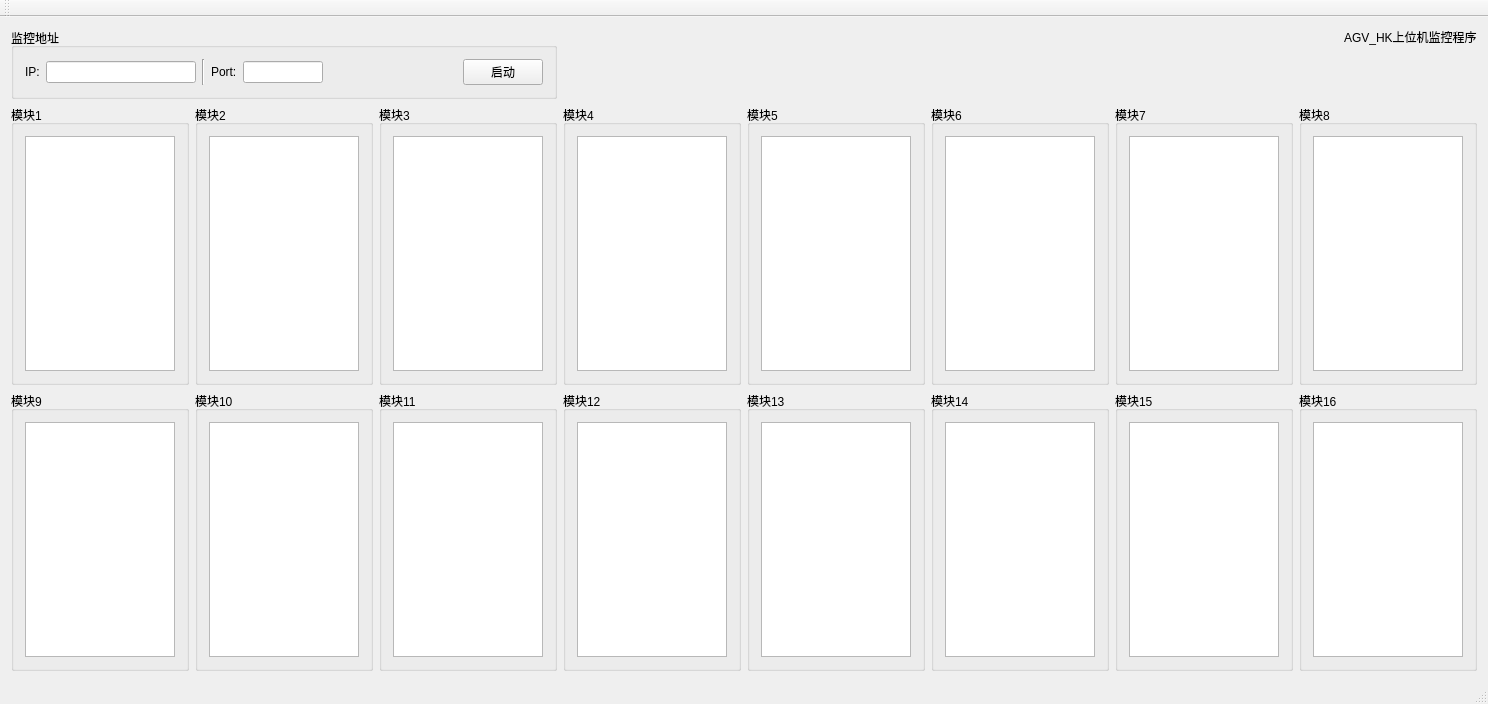
Qt form monitor/mainwindow.ui (wwkkww1983/chgr_station_monitor) before a commit.
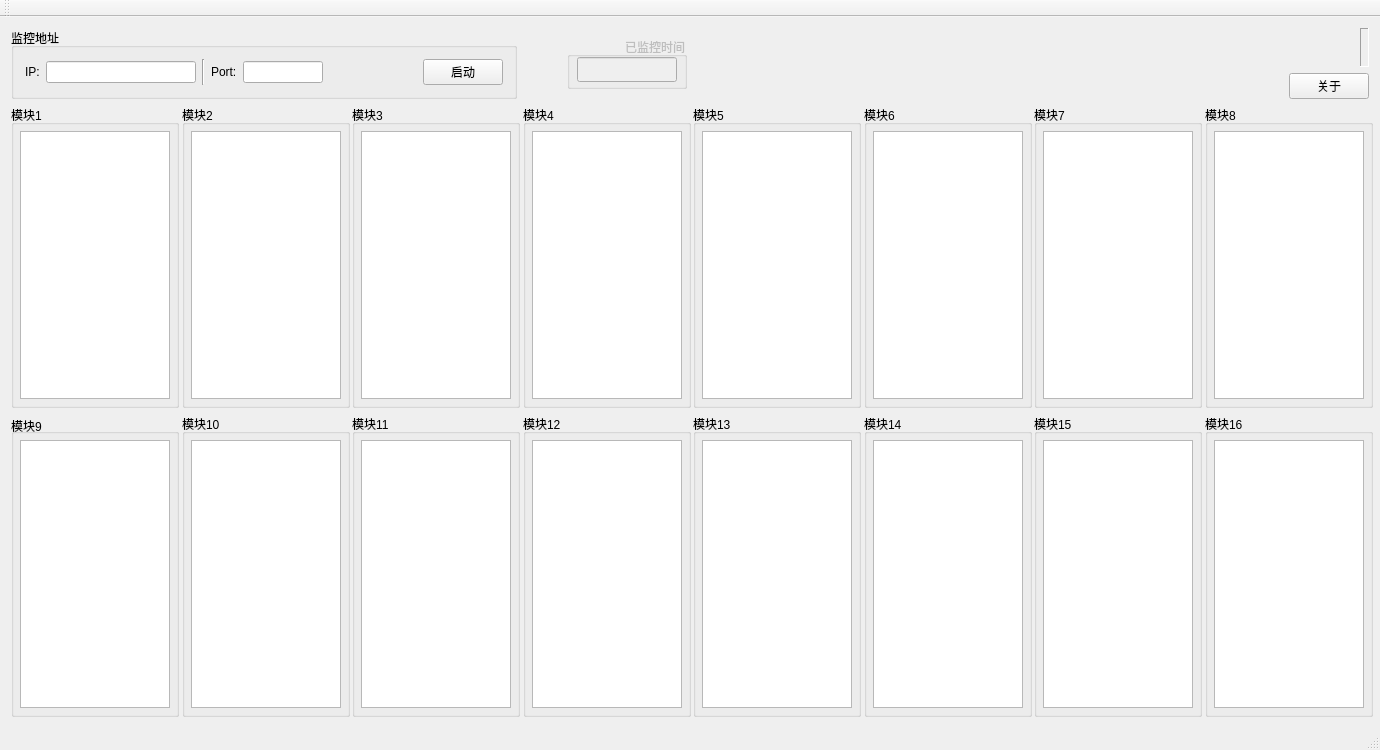
The same form after that commit.

Commit message: 1.优化电池信息显示，更改充电状态为是否充满 2.优化界面布局 3.添加监控时间功能 4.添加显示系统时间功能 5.修复连接失败时，停止后仍然在查询的bug 6.添加关于信息

Patch:
```diff
--- a/monitor/mainwindow.ui
+++ b/monitor/mainwindow.ui
@@ -9,117 +9,37 @@
    <rect>
     <x>0</x>
     <y>0</y>
-    <width>1300</width>
-    <height>650</height>
+    <width>1380</width>
+    <height>750</height>
    </rect>
   </property>
   <property name="sizePolicy">
-   <sizepolicy hsizetype="Fixed" vsizetype="Fixed">
+   <sizepolicy hsizetype="Preferred" vsizetype="Preferred">
     <horstretch>0</horstretch>
     <verstretch>0</verstretch>
    </sizepolicy>
   </property>
+  <property name="minimumSize">
+   <size>
+    <width>1380</width>
+    <height>750</height>
+   </size>
+  </property>
+  <property name="sizeIncrement">
+   <size>
+    <width>0</width>
+    <height>0</height>
+   </size>
+  </property>
   <property name="windowTitle">
    <string>MainWindow</string>
   </property>
+  <property name="layoutDirection">
+   <enum>Qt::LeftToRight</enum>
+  </property>
   <widget class="QWidget" name="centralWidget">
    <layout class="QGridLayout" name="gridLayout">
-    <item row="1" column="6">
-     <widget class="QGroupBox" name="groupBox_9">
-      <property name="title">
-       <string>模块7</string>
-      </property>
-      <layout class="QVBoxLayout" name="verticalLayout_11">
-       <item>
-        <widget class="QTextBrowser" name="textBrowser_Unit7">
-         <property name="minimumSize">
-          <size>
-           <width>150</width>
-           <height>235</height>
-          </size>
-         </property>
-        </widget>
-       </item>
-      </layout>
-     </widget>
-    </item>
-    <item row="1" column="7">
-     <widget class="QGroupBox" name="groupBox_10">
-      <property name="title">
-       <string>模块8</string>
-      </property>
-      <layout class="QVBoxLayout" name="verticalLayout_12">
-       <item>
-        <widget class="QTextBrowser" name="textBrowser_Unit8">
-         <property name="minimumSize">
-          <size>
-           <width>150</width>
-           <height>235</height>
-          </size>
-         </property>
-        </widget>
-       </item>
-      </layout>
-     </widget>
-    </item>
-    <item row="2" column="0">
-     <widget class="QGroupBox" name="groupBox_11">
-      <property name="title">
-       <string>模块9</string>
-      </property>
-      <layout class="QVBoxLayout" name="verticalLayout_13">
-       <item>
-        <widget class="QTextBrowser" name="textBrowser_Unit9">
-         <property name="minimumSize">
-          <size>
-           <width>150</width>
-           <height>235</height>
-          </size>
-         </property>
-        </widget>
-       </item>
-      </layout>
-     </widget>
-    </item>
-    <item row="1" column="1">
-     <widget class="QGroupBox" name="groupBox_3">
-      <property name="title">
-       <string>模块2</string>
-      </property>
-      <layout class="QVBoxLayout" name="verticalLayout_5">
-       <item>
-        <widget class="QTextBrowser" name="textBrowser_Unit2">
-         <property name="minimumSize">
-          <size>
-           <width>150</width>
-           <height>235</height>
-          </size>
-         </property>
-        </widget>
-       </item>
-      </layout>
-     </widget>
-    </item>
-    <item row="1" column="2">
-     <widget class="QGroupBox" name="groupBox_5">
-      <property name="title">
-       <string>模块3</string>
-      </property>
-      <layout class="QVBoxLayout" name="verticalLayout_7">
-       <item>
-        <widget class="QTextBrowser" name="textBrowser_Unit3">
-         <property name="minimumSize">
-          <size>
-           <width>150</width>
-           <height>235</height>
-          </size>
-         </property>
-        </widget>
-       </item>
-      </layout>
-     </widget>
-    </item>
-    <item row="0" column="0" colspan="3">
+    <item row="0" column="0" rowspan="2" colspan="3">
      <widget class="QGroupBox" name="groupBox_4">
       <property name="title">
        <string>监控地址</string>
@@ -250,50 +170,86 @@
       </layout>
      </widget>
     </item>
-    <item row="1" column="4">
-     <widget class="QGroupBox" name="groupBox_7">
-      <property name="title">
-       <string>模块5</string>
+    <item row="0" column="6" colspan="2" alignment="Qt::AlignRight">
+     <widget class="QLabel" name="label_disp_sys_time">
+      <property name="minimumSize">
+       <size>
+        <width>0</width>
+        <height>0</height>
+       </size>
       </property>
-      <layout class="QVBoxLayout" name="verticalLayout_9">
-       <item>
-        <widget class="QTextBrowser" name="textBrowser_Unit5">
-         <property name="minimumSize">
-          <size>
-           <width>150</width>
-           <height>235</height>
-          </size>
-         </property>
-        </widget>
-       </item>
-      </layout>
+      <property name="maximumSize">
+       <size>
+        <width>180</width>
+        <height>57</height>
+       </size>
+      </property>
+      <property name="frameShape">
+       <enum>QFrame::Panel</enum>
+      </property>
+      <property name="frameShadow">
+       <enum>QFrame::Sunken</enum>
+      </property>
+      <property name="text">
+       <string/>
+      </property>
+      <property name="textFormat">
+       <enum>Qt::AutoText</enum>
+      </property>
+      <property name="textInteractionFlags">
+       <set>Qt::LinksAccessibleByMouse</set>
+      </property>
      </widget>
     </item>
-    <item row="1" column="5">
-     <widget class="QGroupBox" name="groupBox_8">
-      <property name="title">
-       <string>模块6</string>
+    <item row="1" column="7" alignment="Qt::AlignRight">
+     <widget class="QPushButton" name="pushButton">
+      <property name="maximumSize">
+       <size>
+        <width>150</width>
+        <height>16777215</height>
+       </size>
       </property>
-      <layout class="QVBoxLayout" name="verticalLayout_10">
-       <item>
-        <widget class="QTextBrowser" name="textBrowser_Unit6">
-         <property name="minimumSize">
-          <size>
-           <width>150</width>
-           <height>235</height>
-          </size>
-         </property>
-        </widget>
-       </item>
-      </layout>
+      <property name="text">
+       <string>关于</string>
+      </property>
      </widget>
     </item>
-    <item row="1" column="0">
+    <item row="2" column="0">
      <widget class="QGroupBox" name="groupBox_2">
+      <property name="enabled">
+       <bool>true</bool>
+      </property>
+      <property name="minimumSize">
+       <size>
+        <width>170</width>
+        <height>320</height>
+       </size>
+      </property>
+      <property name="maximumSize">
+       <size>
+        <width>170</width>
+        <height>320</height>
+       </size>
+      </property>
       <property name="title">
        <string>模块1</string>
       </property>
       <layout class="QVBoxLayout" name="verticalLayout_4">
+       <property name="sizeConstraint">
+        <enum>QLayout::SetMinimumSize</enum>
+       </property>
+       <property name="leftMargin">
+        <number>6</number>
+       </property>
+       <property name="topMargin">
+        <number>6</number>
+       </property>
+       <property name="rightMargin">
+        <number>6</number>
+       </property>
+       <property name="bottomMargin">
+        <number>6</number>
+       </property>
        <item>
         <widget class="QTextBrowser" name="textBrowser_Unit1">
          <property name="minimumSize">
@@ -307,12 +263,140 @@
       </layout>
      </widget>
     </item>
-    <item row="1" column="3">
+    <item row="2" column="1">
+     <widget class="QGroupBox" name="groupBox_3">
+      <property name="enabled">
+       <bool>true</bool>
+      </property>
+      <property name="minimumSize">
+       <size>
+        <width>170</width>
+        <height>320</height>
+       </size>
+      </property>
+      <property name="maximumSize">
+       <size>
+        <width>170</width>
+        <height>320</height>
+       </size>
+      </property>
+      <property name="title">
+       <string>模块2</string>
+      </property>
+      <layout class="QVBoxLayout" name="verticalLayout_5">
+       <property name="sizeConstraint">
+        <enum>QLayout::SetMinimumSize</enum>
+       </property>
+       <property name="leftMargin">
+        <number>6</number>
+       </property>
+       <property name="topMargin">
+        <number>6</number>
+       </property>
+       <property name="rightMargin">
+        <number>6</number>
+       </property>
+       <property name="bottomMargin">
+        <number>6</number>
+       </property>
+       <item>
+        <widget class="QTextBrowser" name="textBrowser_Unit2">
+         <property name="minimumSize">
+          <size>
+           <width>150</width>
+           <height>235</height>
+          </size>
+         </property>
+        </widget>
+       </item>
+      </layout>
+     </widget>
+    </item>
+    <item row="2" column="2">
+     <widget class="QGroupBox" name="groupBox_5">
+      <property name="enabled">
+       <bool>true</bool>
+      </property>
+      <property name="minimumSize">
+       <size>
+        <width>170</width>
+        <height>320</height>
+       </size>
+      </property>
+      <property name="maximumSize">
+       <size>
+        <width>170</width>
+        <height>320</height>
+       </size>
+      </property>
+      <property name="title">
+       <string>模块3</string>
+      </property>
+      <layout class="QVBoxLayout" name="verticalLayout_7">
+       <property name="sizeConstraint">
+        <enum>QLayout::SetMinimumSize</enum>
+       </property>
+       <property name="leftMargin">
+        <number>6</number>
+       </property>
+       <property name="topMargin">
+        <number>6</number>
+       </property>
+       <property name="rightMargin">
+        <number>6</number>
+       </property>
+       <property name="bottomMargin">
+        <number>6</number>
+       </property>
+       <item>
+        <widget class="QTextBrowser" name="textBrowser_Unit3">
+         <property name="minimumSize">
+          <size>
+           <width>150</width>
+           <height>235</height>
+          </size>
+         </property>
+        </widget>
+       </item>
+      </layout>
+     </widget>
+    </item>
+    <item row="2" column="3">
      <widget class="QGroupBox" name="groupBox_6">
+      <property name="enabled">
+       <bool>true</bool>
+      </property>
+      <property name="minimumSize">
+       <size>
+        <width>170</width>
+        <height>320</height>
+       </size>
+      </property>
+      <property name="maximumSize">
+       <size>
+        <width>170</width>
+        <height>320</height>
+       </size>
+      </property>
       <property name="title">
        <string>模块4</string>
       </property>
       <layout class="QVBoxLayout" name="verticalLayout_8">
+       <property name="sizeConstraint">
+        <enum>QLayout::SetMinimumSize</enum>
+       </property>
+       <property name="leftMargin">
+        <number>6</number>
+       </property>
+       <property name="topMargin">
+        <number>6</number>
+       </property>
+       <property name="rightMargin">
+        <number>6</number>
+       </property>
+       <property name="bottomMargin">
+        <number>6</number>
+       </property>
        <item>
         <widget class="QTextBrowser" name="textBrowser_Unit4">
          <property name="minimumSize">
@@ -326,12 +410,296 @@
       </layout>
      </widget>
     </item>
-    <item row="2" column="1">
+    <item row="2" column="4">
+     <widget class="QGroupBox" name="groupBox_7">
+      <property name="enabled">
+       <bool>true</bool>
+      </property>
+      <property name="minimumSize">
+       <size>
+        <width>170</width>
+        <height>320</height>
+       </size>
+      </property>
+      <property name="maximumSize">
+       <size>
+        <width>170</width>
+        <height>320</height>
+       </size>
+      </property>
+      <property name="title">
+       <string>模块5</string>
+      </property>
+      <layout class="QVBoxLayout" name="verticalLayout_9">
+       <property name="sizeConstraint">
+        <enum>QLayout::SetMinimumSize</enum>
+       </property>
+       <property name="leftMargin">
+        <number>6</number>
+       </property>
+       <property name="topMargin">
+        <number>6</number>
+       </property>
+       <property name="rightMargin">
+        <number>6</number>
+       </property>
+       <property name="bottomMargin">
+        <number>6</number>
+       </property>
+       <item>
+        <widget class="QTextBrowser" name="textBrowser_Unit5">
+         <property name="minimumSize">
+          <size>
+           <width>150</width>
+           <height>235</height>
+          </size>
+         </property>
+        </widget>
+       </item>
+      </layout>
+     </widget>
+    </item>
+    <item row="2" column="5">
+     <widget class="QGroupBox" name="groupBox_8">
+      <property name="enabled">
+       <bool>true</bool>
+      </property>
+      <property name="minimumSize">
+       <size>
+        <width>170</width>
+        <height>320</height>
+       </size>
+      </property>
+      <property name="maximumSize">
+       <size>
+        <width>170</width>
+        <height>320</height>
+       </size>
+      </property>
+      <property name="title">
+       <string>模块6</string>
+      </property>
+      <layout class="QVBoxLayout" name="verticalLayout_10">
+       <property name="sizeConstraint">
+        <enum>QLayout::SetMinimumSize</enum>
+       </property>
+       <property name="leftMargin">
+        <number>6</number>
+       </property>
+       <property name="topMargin">
+        <number>6</number>
+       </property>
+       <property name="rightMargin">
+        <number>6</number>
+       </property>
+       <property name="bottomMargin">
+        <number>6</number>
+       </property>
+       <item>
+        <widget class="QTextBrowser" name="textBrowser_Unit6">
+         <property name="minimumSize">
+          <size>
+           <width>150</width>
+           <height>235</height>
+          </size>
+         </property>
+        </widget>
+       </item>
+      </layout>
+     </widget>
+    </item>
+    <item row="2" column="6">
+     <widget class="QGroupBox" name="groupBox_9">
+      <property name="enabled">
+       <bool>true</bool>
+      </property>
+      <property name="minimumSize">
+       <size>
+        <width>170</width>
+        <height>320</height>
+       </size>
+      </property>
+      <property name="maximumSize">
+       <size>
+        <width>170</width>
+        <height>320</height>
+       </size>
+      </property>
+      <property name="title">
+       <string>模块7</string>
+      </property>
+      <layout class="QVBoxLayout" name="verticalLayout_11">
+       <property name="sizeConstraint">
+        <enum>QLayout::SetMinimumSize</enum>
+       </property>
+       <property name="leftMargin">
+        <number>6</number>
+       </property>
+       <property name="topMargin">
+        <number>6</number>
+       </property>
+       <property name="rightMargin">
+        <number>6</number>
+       </property>
+       <property name="bottomMargin">
+        <number>6</number>
+       </property>
+       <item>
+        <widget class="QTextBrowser" name="textBrowser_Unit7">
+         <property name="minimumSize">
+          <size>
+           <width>150</width>
+           <height>235</height>
+          </size>
+         </property>
+        </widget>
+       </item>
+      </layout>
+     </widget>
+    </item>
+    <item row="2" column="7">
+     <widget class="QGroupBox" name="groupBox_10">
+      <property name="enabled">
+       <bool>true</bool>
+      </property>
+      <property name="minimumSize">
+       <size>
+        <width>170</width>
+        <height>320</height>
+       </size>
+      </property>
+      <property name="maximumSize">
+       <size>
+        <width>170</width>
+        <height>320</height>
+       </size>
+      </property>
+      <property name="title">
+       <string>模块8</string>
+      </property>
+      <layout class="QVBoxLayout" name="verticalLayout_12">
+       <property name="sizeConstraint">
+        <enum>QLayout::SetMinimumSize</enum>
+       </property>
+       <property name="leftMargin">
+        <number>6</number>
+       </property>
+       <property name="topMargin">
+        <number>6</number>
+       </property>
+       <property name="rightMargin">
+        <number>6</number>
+       </property>
+       <property name="bottomMargin">
+        <number>6</number>
+       </property>
+       <item>
+        <widget class="QTextBrowser" name="textBrowser_Unit8">
+         <property name="minimumSize">
+          <size>
+           <width>150</width>
+           <height>235</height>
+          </size>
+         </property>
+        </widget>
+       </item>
+      </layout>
+     </widget>
+    </item>
+    <item row="3" column="0">
+     <widget class="QGroupBox" name="groupBox_11">
+      <property name="enabled">
+       <bool>true</bool>
+      </property>
+      <property name="minimumSize">
+       <size>
+        <width>170</width>
+        <height>320</height>
+       </size>
+      </property>
+      <property name="maximumSize">
+       <size>
+        <width>170</width>
+        <height>320</height>
+       </size>
+      </property>
+      <property name="title">
+       <string>模块9</string>
+      </property>
+      <property name="alignment">
+       <set>Qt::AlignBottom|Qt::AlignJustify</set>
+      </property>
+      <layout class="QVBoxLayout" name="verticalLayout_13" stretch="0">
+       <property name="spacing">
+        <number>6</number>
+       </property>
+       <property name="sizeConstraint">
+        <enum>QLayout::SetMinimumSize</enum>
+       </property>
+       <property name="leftMargin">
+        <number>6</number>
+       </property>
+       <property name="topMargin">
+        <number>6</number>
+       </property>
+       <property name="rightMargin">
+        <number>6</number>
+       </property>
+       <property name="bottomMargin">
+        <number>6</number>
+       </property>
+       <item>
+        <widget class="QTextBrowser" name="textBrowser_Unit9">
+         <property name="minimumSize">
+          <size>
+           <width>150</width>
+           <height>235</height>
+          </size>
+         </property>
+        </widget>
+       </item>
+      </layout>
+     </widget>
+    </item>
+    <item row="3" column="1">
      <widget class="QGroupBox" name="groupBox_18">
+      <property name="enabled">
+       <bool>true</bool>
+      </property>
+      <property name="minimumSize">
+       <size>
+        <width>170</width>
+        <height>320</height>
+       </size>
+      </property>
+      <property name="maximumSize">
+       <size>
+        <width>170</width>
+        <height>320</height>
+       </size>
+      </property>
       <property name="title">
        <string>模块10</string>
       </property>
-      <layout class="QVBoxLayout" name="verticalLayout_20">
+      <layout class="QVBoxLayout" name="verticalLayout_20" stretch="0">
+       <property name="spacing">
+        <number>6</number>
+       </property>
+       <property name="sizeConstraint">
+        <enum>QLayout::SetMinimumSize</enum>
+       </property>
+       <property name="leftMargin">
+        <number>6</number>
+       </property>
+       <property name="topMargin">
+        <number>6</number>
+       </property>
+       <property name="rightMargin">
+        <number>6</number>
+       </property>
+       <property name="bottomMargin">
+        <number>6</number>
+       </property>
        <item>
         <widget class="QTextBrowser" name="textBrowser_Unit10">
          <property name="minimumSize">
@@ -345,12 +713,45 @@
       </layout>
      </widget>
     </item>
-    <item row="2" column="2">
+    <item row="3" column="2">
      <widget class="QGroupBox" name="groupBox_14">
+      <property name="enabled">
+       <bool>true</bool>
+      </property>
+      <property name="minimumSize">
+       <size>
+        <width>170</width>
+        <height>320</height>
+       </size>
+      </property>
+      <property name="maximumSize">
+       <size>
+        <width>170</width>
+        <height>320</height>
+       </size>
+      </property>
       <property name="title">
        <string>模块11</string>
       </property>
-      <layout class="QVBoxLayout" name="verticalLayout_16">
+      <layout class="QVBoxLayout" name="verticalLayout_16" stretch="0">
+       <property name="spacing">
+        <number>6</number>
+       </property>
+       <property name="sizeConstraint">
+        <enum>QLayout::SetMinimumSize</enum>
+       </property>
+       <property name="leftMargin">
+        <number>6</number>
+       </property>
+       <property name="topMargin">
+        <number>6</number>
+       </property>
+       <property name="rightMargin">
+        <number>6</number>
+       </property>
+       <property name="bottomMargin">
+        <number>6</number>
+       </property>
        <item>
         <widget class="QTextBrowser" name="textBrowser_Unit11">
          <property name="minimumSize">
@@ -364,12 +765,45 @@
       </layout>
      </widget>
     </item>
-    <item row="2" column="3">
+    <item row="3" column="3">
      <widget class="QGroupBox" name="groupBox_15">
+      <property name="enabled">
+       <bool>true</bool>
+      </property>
+      <property name="minimumSize">
+       <size>
+        <width>170</width>
+        <height>320</height>
+       </size>
+      </property>
+      <property name="maximumSize">
+       <size>
+        <width>170</width>
+        <height>320</height>
+       </size>
+      </property>
       <property name="title">
        <string>模块12</string>
       </property>
-      <layout class="QVBoxLayout" name="verticalLayout_17">
+      <layout class="QVBoxLayout" name="verticalLayout_17" stretch="0">
+       <property name="spacing">
+        <number>6</number>
+       </property>
+       <property name="sizeConstraint">
+        <enum>QLayout::SetMinimumSize</enum>
+       </property>
+       <property name="leftMargin">
+        <number>6</number>
+       </property>
+       <property name="topMargin">
+        <number>6</number>
+       </property>
+       <property name="rightMargin">
+        <number>6</number>
+       </property>
+       <property name="bottomMargin">
+        <number>6</number>
+       </property>
        <item>
         <widget class="QTextBrowser" name="textBrowser_Unit12">
          <property name="minimumSize">
@@ -383,12 +817,45 @@
       </layout>
      </widget>
     </item>
-    <item row="2" column="4">
+    <item row="3" column="4">
      <widget class="QGroupBox" name="groupBox_12">
+      <property name="enabled">
+       <bool>true</bool>
+      </property>
+      <property name="minimumSize">
+       <size>
+        <width>170</width>
+        <height>320</height>
+       </size>
+      </property>
+      <property name="maximumSize">
+       <size>
+        <width>170</width>
+        <height>320</height>
+       </size>
+      </property>
       <property name="title">
        <string>模块13</string>
       </property>
-      <layout class="QVBoxLayout" name="verticalLayout_14">
+      <layout class="QVBoxLayout" name="verticalLayout_14" stretch="0">
+       <property name="spacing">
+        <number>6</number>
+       </property>
+       <property name="sizeConstraint">
+        <enum>QLayout::SetMinimumSize</enum>
+       </property>
+       <property name="leftMargin">
+        <number>6</number>
+       </property>
+       <property name="topMargin">
+        <number>6</number>
+       </property>
+       <property name="rightMargin">
+        <number>6</number>
+       </property>
+       <property name="bottomMargin">
+        <number>6</number>
+       </property>
        <item>
         <widget class="QTextBrowser" name="textBrowser_Unit13">
          <property name="minimumSize">
@@ -402,12 +869,45 @@
       </layout>
      </widget>
     </item>
-    <item row="2" column="5">
+    <item row="3" column="5">
      <widget class="QGroupBox" name="groupBox_13">
+      <property name="enabled">
+       <bool>true</bool>
+      </property>
+      <property name="minimumSize">
+       <size>
+        <width>170</width>
+        <height>320</height>
+       </size>
+      </property>
+      <property name="maximumSize">
+       <size>
+        <width>170</width>
+        <height>320</height>
+       </size>
+      </property>
       <property name="title">
        <string>模块14</string>
       </property>
-      <layout class="QVBoxLayout" name="verticalLayout_15">
+      <layout class="QVBoxLayout" name="verticalLayout_15" stretch="0">
+       <property name="spacing">
+        <number>6</number>
+       </property>
+       <property name="sizeConstraint">
+        <enum>QLayout::SetMinimumSize</enum>
+       </property>
+       <property name="leftMargin">
+        <number>6</number>
+       </property>
+       <property name="topMargin">
+        <number>6</number>
+       </property>
+       <property name="rightMargin">
+        <number>6</number>
+       </property>
+       <property name="bottomMargin">
+        <number>6</number>
+       </property>
        <item>
         <widget class="QTextBrowser" name="textBrowser_Unit14">
          <property name="minimumSize">
@@ -421,12 +921,45 @@
       </layout>
      </widget>
     </item>
-    <item row="2" column="6">
+    <item row="3" column="6">
      <widget class="QGroupBox" name="groupBox_17">
+      <property name="enabled">
+       <bool>true</bool>
+      </property>
+      <property name="minimumSize">
+       <size>
+        <width>170</width>
+        <height>320</height>
+       </size>
+      </property>
+      <property name="maximumSize">
+       <size>
+        <width>170</width>
+        <height>320</height>
+       </size>
+      </property>
       <property name="title">
        <string>模块15</string>
       </property>
-      <layout class="QVBoxLayout" name="verticalLayout_19">
+      <layout class="QVBoxLayout" name="verticalLayout_19" stretch="0">
+       <property name="spacing">
+        <number>6</number>
+       </property>
+       <property name="sizeConstraint">
+        <enum>QLayout::SetMinimumSize</enum>
+       </property>
+       <property name="leftMargin">
+        <number>6</number>
+       </property>
+       <property name="topMargin">
+        <number>6</number>
+       </property>
+       <property name="rightMargin">
+        <number>6</number>
+       </property>
+       <property name="bottomMargin">
+        <number>6</number>
+       </property>
        <item>
         <widget class="QTextBrowser" name="textBrowser_Unit15">
          <property name="minimumSize">
@@ -440,12 +973,45 @@
       </layout>
      </widget>
     </item>
-    <item row="2" column="7">
+    <item row="3" column="7">
      <widget class="QGroupBox" name="groupBox_16">
+      <property name="enabled">
+       <bool>true</bool>
+      </property>
+      <property name="minimumSize">
+       <size>
+        <width>170</width>
+        <height>320</height>
+       </size>
+      </property>
+      <property name="maximumSize">
+       <size>
+        <width>170</width>
+        <height>320</height>
+       </size>
+      </property>
       <property name="title">
        <string>模块16</string>
       </property>
-      <layout class="QVBoxLayout" name="verticalLayout_18">
+      <layout class="QVBoxLayout" name="verticalLayout_18" stretch="0">
+       <property name="spacing">
+        <number>6</number>
+       </property>
+       <property name="sizeConstraint">
+        <enum>QLayout::SetMinimumSize</enum>
+       </property>
+       <property name="leftMargin">
+        <number>6</number>
+       </property>
+       <property name="topMargin">
+        <number>6</number>
+       </property>
+       <property name="rightMargin">
+        <number>6</number>
+       </property>
+       <property name="bottomMargin">
+        <number>6</number>
+       </property>
        <item>
         <widget class="QTextBrowser" name="textBrowser_Unit16">
          <property name="minimumSize">
@@ -459,11 +1025,45 @@
       </layout>
      </widget>
     </item>
-    <item row="0" column="7" alignment="Qt::AlignRight|Qt::AlignTop">
-     <widget class="QLabel" name="label">
-      <property name="text">
-       <string>AGV_HK上位机监控程序</string>
+    <item row="0" column="3" rowspan="2">
+     <widget class="QGroupBox" name="groupBox_19">
+      <property name="enabled">
+       <bool>false</bool>
       </property>
+      <property name="maximumSize">
+       <size>
+        <width>120</width>
+        <height>52</height>
+       </size>
+      </property>
+      <property name="layoutDirection">
+       <enum>Qt::RightToLeft</enum>
+      </property>
+      <property name="title">
+       <string>已监控时间</string>
+      </property>
+      <widget class="QLineEdit" name="lineEdit_MonitorTime">
+       <property name="geometry">
+        <rect>
+         <x>10</x>
+         <y>20</y>
+         <width>100</width>
+         <height>25</height>
+        </rect>
+       </property>
+       <property name="minimumSize">
+        <size>
+         <width>100</width>
+         <height>25</height>
+        </size>
+       </property>
+       <property name="maximumSize">
+        <size>
+         <width>100</width>
+         <height>25</height>
+        </size>
+       </property>
+      </widget>
      </widget>
     </item>
    </layout>
```
Left out of the diff: 2 changed lines with no effect on the pictures. The commit also changes 3 other files.
